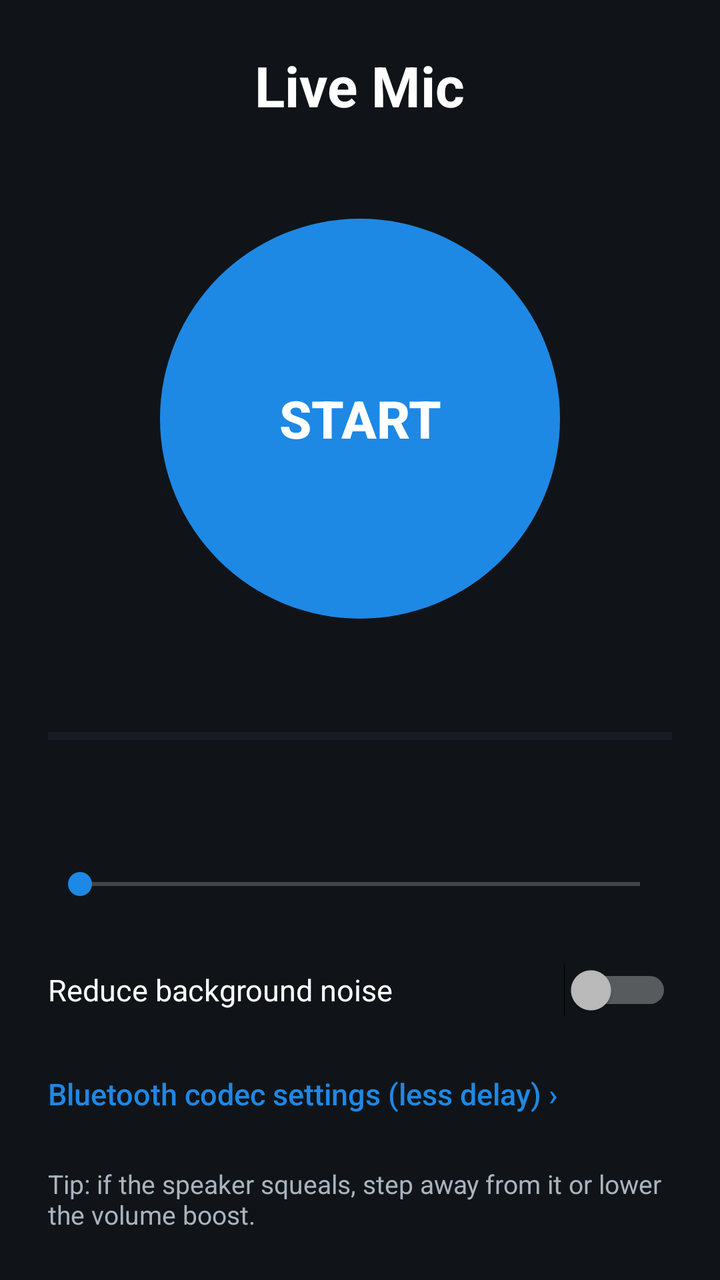
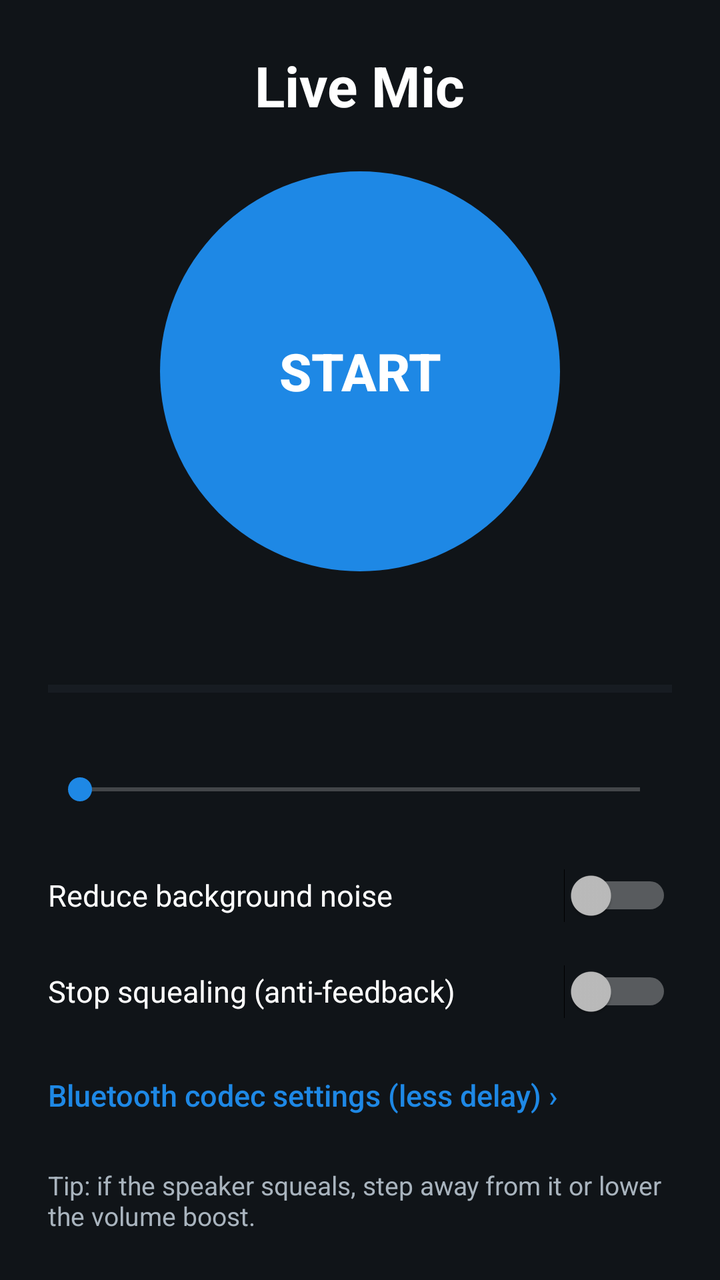

An Android layout rendered at two revisions. The XML below is the earlier revision; the diff shows what the commit changed to produce the second picture.
<!-- AndroidManifest.xml: application theme Theme.LiveMic -->
<!-- res/layout/activity_main.xml -->
<?xml version="1.0" encoding="utf-8"?>
<FrameLayout xmlns:android="http://schemas.android.com/apk/res/android"
    android:layout_width="match_parent"
    android:layout_height="match_parent"
    android:background="@color/bg"
    android:fitsSystemWindows="true">

    <LinearLayout
        android:layout_width="match_parent"
        android:layout_height="match_parent"
        android:gravity="center_horizontal"
        android:orientation="vertical"
        android:padding="24dp">

        <TextView
            android:layout_width="wrap_content"
            android:layout_height="wrap_content"
            android:text="@string/app_name"
            android:textColor="@color/text"
            android:textSize="28sp"
            android:textStyle="bold" />

        <TextView
            android:id="@+id/route"
            android:layout_width="wrap_content"
            android:layout_height="wrap_content"
            android:layout_marginTop="4dp"
            android:gravity="center"
            android:textColor="@color/text_dim"
            android:textSize="15sp" />

        <TextView
            android:id="@+id/warning"
            android:layout_width="match_parent"
            android:layout_height="wrap_content"
            android:layout_marginTop="16dp"
            android:background="@drawable/warning_box"
            android:padding="12dp"
            android:text="@string/no_speaker_warning"
            android:textColor="@color/warning"
            android:textSize="14sp"
            android:visibility="gone" />

        <Space
            android:layout_width="0dp"
            android:layout_height="0dp"
            android:layout_weight="1" />

        <Button
            android:id="@+id/toggle"
            android:layout_width="200dp"
            android:layout_height="200dp"
            android:background="@drawable/mic_button"
            android:stateListAnimator="@null"
            android:text="@string/start"
            android:textColor="@color/text"
            android:textSize="26sp"
            android:textStyle="bold" />

        <TextView
            android:id="@+id/status"
            android:layout_width="wrap_content"
            android:layout_height="wrap_content"
            android:layout_marginTop="20dp"
            android:gravity="center"
            android:textColor="@color/text"
            android:textSize="16sp" />

        <ProgressBar
            android:id="@+id/meter"
            style="?android:attr/progressBarStyleHorizontal"
            android:layout_width="match_parent"
            android:layout_height="10dp"
            android:layout_marginTop="12dp"
            android:max="100"
            android:progressBackgroundTint="@color/track"
            android:progressTint="@color/live" />

        <Space
            android:layout_width="0dp"
            android:layout_height="0dp"
            android:layout_weight="1" />

        <TextView
            android:id="@+id/gain_label"
            android:layout_width="match_parent"
            android:layout_height="wrap_content"
            android:textColor="@color/text"
            android:textSize="15sp" />

        <SeekBar
            android:id="@+id/gain"
            android:layout_width="match_parent"
            android:layout_height="wrap_content"
            android:layout_marginTop="4dp"
            android:paddingVertical="12dp" />

        <Switch
            android:id="@+id/noise"
            android:layout_width="match_parent"
            android:layout_height="wrap_content"
            android:layout_marginTop="8dp"
            android:minHeight="48dp"
            android:text="@string/noise_reduction"
            android:textColor="@color/text"
            android:textSize="15sp" />

        <Button
            android:id="@+id/codec_settings"
            style="?android:attr/borderlessButtonStyle"
            android:layout_width="match_parent"
            android:layout_height="wrap_content"
            android:layout_marginTop="4dp"
            android:gravity="start|center_vertical"
            android:minHeight="48dp"
            android:paddingHorizontal="0dp"
            android:text="@string/codec_button"
            android:textAllCaps="false"
            android:textColor="@color/accent"
            android:textSize="15sp" />

        <TextView
            android:layout_width="match_parent"
            android:layout_height="wrap_content"
            android:layout_marginTop="12dp"
            android:text="@string/feedback_tip"
            android:textColor="@color/text_dim"
            android:textSize="13sp" />
    </LinearLayout>
</FrameLayout>
<!-- resources referenced by this layout -->
<resources>
  <color name="accent">#FF1E88E5</color>
  <color name="bg">#FF101418</color>
  <color name="live">#FF2EC27E</color>
  <color name="text">#FFFFFFFF</color>
  <color name="text_dim">#FFA9B4BE</color>
  <color name="track">#FF2A3138</color>
  <color name="warning">#FFFFC857</color>
  <!-- drawable mic_button (drawable) -->
  <?xml version="1.0" encoding="utf-8"?>
  <selector xmlns:android="http://schemas.android.com/apk/res/android">
      <item android:state_activated="true">
          <shape android:shape="oval">
              <solid android:color="@color/live" />
          </shape>
      </item>
      <item>
          <shape android:shape="oval">
              <solid android:color="@color/accent" />
          </shape>
      </item>
  </selector>
  <!-- drawable warning_box (drawable) -->
  <?xml version="1.0" encoding="utf-8"?>
  <shape xmlns:android="http://schemas.android.com/apk/res/android" android:shape="rectangle">
      <solid android:color="@color/warning_bg" />
      <stroke android:width="1dp" android:color="@color/warning" />
      <corners android:radius="10dp" />
  </shape>
  <string name="app_name">Live Mic</string>
  <string name="codec_button">Bluetooth codec settings (less delay) ›</string>
  <string name="feedback_tip">Tip: if the speaker squeals, step away from it or lower the volume boost.</string>
  <string name="no_speaker_warning">Connect your Bluetooth speaker in your phone\'s Bluetooth settings first. Without it, sound comes out of the phone itself and will squeal.</string>
  <string name="noise_reduction">Reduce background noise</string>
  <string name="start">START</string>
  <style name="Theme.LiveMic" parent="android:Theme.Material.NoActionBar">
          <item name="android:windowBackground">@color/bg</item>
          <item name="android:colorAccent">@color/accent</item>
          <item name="android:statusBarColor">@color/bg</item>
          <item name="android:navigationBarColor">@color/bg</item>
      </style>
  <color name="warning_bg">#332E2410</color>
</resources>

<!-- the commit's change to res/layout/activity_main.xml (unified diff, before → after) -->
@@ -105,6 +105,15 @@
             android:textColor="@color/text"
             android:textSize="15sp" />
 
+        <Switch
+            android:id="@+id/anti_squeal"
+            android:layout_width="match_parent"
+            android:layout_height="wrap_content"
+            android:minHeight="48dp"
+            android:text="@string/anti_squeal"
+            android:textColor="@color/text"
+            android:textSize="15sp" />
+
         <Button
             android:id="@+id/codec_settings"
             style="?android:attr/borderlessButtonStyle"
<!-- resource entries referenced after the edit -->
@@ -28,6 +28,7 @@
       <stroke android:width="1dp" android:color="@color/warning" />
       <corners android:radius="10dp" />
   </shape>
+  <string name="anti_squeal">Stop squealing (anti-feedback)</string>
   <string name="app_name">Live Mic</string>
   <string name="codec_button">Bluetooth codec settings (less delay) ›</string>
   <string name="feedback_tip">Tip: if the speaker squeals, step away from it or lower the volume boost.</string>
